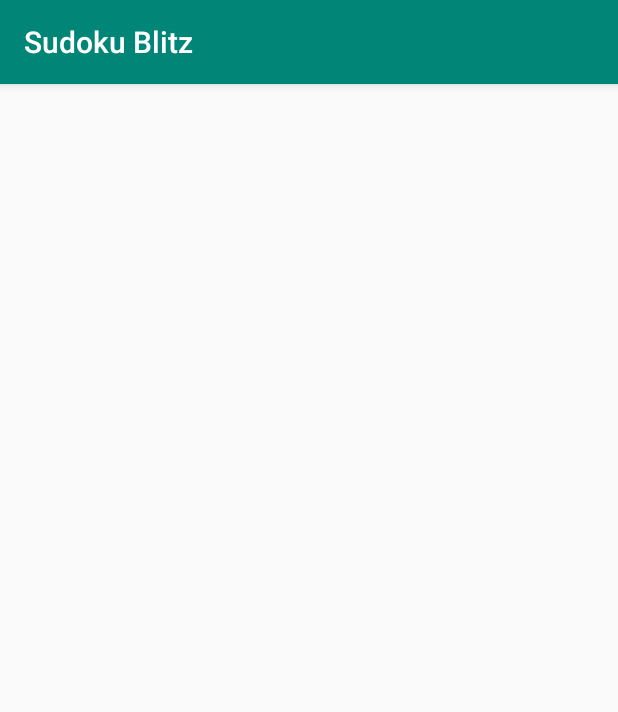
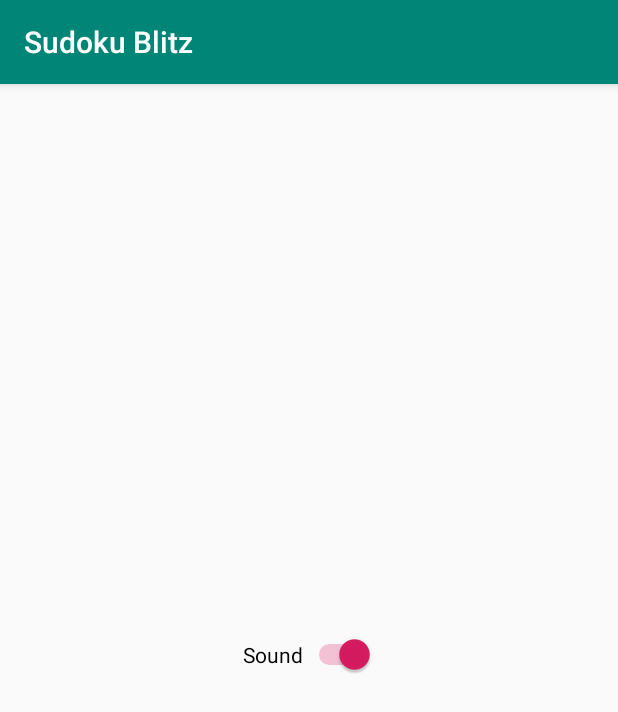
Before and after one commit to best-cat-hustlers/cs446-project, an Android app: the screen it shows after launch (MainSettingsActivity), after a tap on "SETTINGS", on a phone screen of 412 x 824 dp. Shown: the top 712 px of the screen. Run offline under Robolectric (Android 15) with nearby library versions, the phone set to English and light mode, and no system bars.

Commit message:
Add Sound Switch on Main Setting page. State is store in MainActivity for now.

```diff
--- a/app/src/main/java/com/bestCatHustlers/sukodublitz/GameSetupContract.java
+++ b/app/src/main/java/com/bestCatHustlers/sukodublitz/GameSetupContract.java
@@ -1,6 +1,6 @@
 package com.bestCatHustlers.sukodublitz;
 
-class GameSetupContract {
+interface GameSetupContract {
     interface View {
 
     }
--- a/app/src/main/java/com/bestCatHustlers/sukodublitz/MainActivity.java
+++ b/app/src/main/java/com/bestCatHustlers/sukodublitz/MainActivity.java
@@ -1,20 +1,21 @@
 package com.bestCatHustlers.sukodublitz;
 
-import android.content.Context;
 import android.content.Intent;
+import android.os.Bundle;
 import android.support.v7.app.AppCompatActivity;
-import android.os.Bundle;
 import android.view.View;
 
 public class MainActivity extends AppCompatActivity{
     MainActivityPresenter mainPresenter;
-
+    private static final int SOUND_ON_OFF = 0;
+    boolean Sound;
     @Override
     protected void onCreate(Bundle savedInstanceState) {
         super.onCreate(savedInstanceState);
 
         setContentView(R.layout.activity_main);
         mainPresenter = new MainActivityPresenter(this);
+        Sound = true;
     }
 
     public void clickSinglePlayer(View view) {
@@ -26,12 +27,19 @@ public class MainActivity extends AppCompatActivity{
     }
 
     public void clickSettings(View view) {
-        mainPresenter.goToMainSettings(view);
+        Intent intent = new Intent(this, MainSettingsActivity.class);
+        intent.putExtra("Sound", Sound);
+        startActivityForResult(intent, SOUND_ON_OFF);
     }
 
     @Override
     protected void onActivityResult(int requestCode, int resultCode, Intent data) {
         super.onActivityResult(requestCode, resultCode, data);
-        // Need to somehow store the data (difficulty)
+        // Need to somehow store the data (sound)
+        if (requestCode == 0) {
+            if (resultCode == RESULT_OK){
+                Sound = data.getExtras().getBoolean("Sound");
+            }
+        }
     }
 }
--- a/app/src/main/java/com/bestCatHustlers/sukodublitz/MainActivityPresenter.java
+++ b/app/src/main/java/com/bestCatHustlers/sukodublitz/MainActivityPresenter.java
@@ -6,9 +6,9 @@ import android.view.View;
 
 
 class MainActivityPresenter {
-    private static final int SOUND_ON_OFF = 0;
+
     private AppCompatActivity mainActivity;
-    public MainActivityPresenter(AppCompatActivity activity) {
+    MainActivityPresenter(AppCompatActivity activity) {
         mainActivity = activity;
     }
 
@@ -20,9 +20,4 @@ class MainActivityPresenter {
         Intent intent = new Intent(mainActivity, MultiplayerMenuActivity.class);
         mainActivity.startActivity(intent);
     }
-    protected void goToMainSettings(View view) {
-        Intent intent = new Intent(mainActivity, MainSettingsActivity.class);
-        mainActivity.startActivityForResult(intent, SOUND_ON_OFF);
-
-    }
 }
--- a/app/src/main/java/com/bestCatHustlers/sukodublitz/MainSettingsActivity.java
+++ b/app/src/main/java/com/bestCatHustlers/sukodublitz/MainSettingsActivity.java
@@ -2,23 +2,25 @@ package com.bestCatHustlers.sukodublitz;
 
 import android.app.Activity;
 import android.content.Intent;
+import android.os.Bundle;
 import android.support.v7.app.AppCompatActivity;
-import android.os.Bundle;
+import android.view.View;
+import android.widget.Switch;
 
 public class MainSettingsActivity extends AppCompatActivity implements MainSettingsContract.View {
     MainSettingsContract.Presenter presenter;
     @Override
     protected void onCreate(Bundle savedInstanceState) {
+        boolean Sound = getIntent().getExtras().getBoolean("Sound");
         super.onCreate(savedInstanceState);
-
         setContentView(R.layout.activity_main_settings);
-        presenter = new MainSettingsPresenter(this,new MainSettingsModel());
+        presenter = new MainSettingsPresenter(this,new MainSettingsModel(Sound));
+        Switch soundSwitch = findViewById(R.id.sound);
+        soundSwitch.setChecked(presenter.getSound());
     }
 
     @Override
     public void updateSound(boolean on) {
-        // Show sound
-
         // Back to parent activity
         Intent intent = new Intent();
         intent.putExtra("Sound", on);
@@ -34,4 +36,10 @@ public class MainSettingsActivity extends AppCompatActivity implements MainSetti
         presenter.viewDestroy();
         super.onDestroy();
     }
+
+    public void onCheck(View view) {
+        Switch soundSwitch = (Switch) view;
+        presenter.turnSound(soundSwitch.isChecked());
+
+    }
 }
--- a/app/src/main/java/com/bestCatHustlers/sukodublitz/MainSettingsModel.java
+++ b/app/src/main/java/com/bestCatHustlers/sukodublitz/MainSettingsModel.java
@@ -1,7 +1,12 @@
 package com.bestCatHustlers.sukodublitz;
 
 class MainSettingsModel implements MainSettingsContract.Model  {
-    private boolean sound = true;
+    private boolean sound;
+
+    MainSettingsModel(boolean sound) {
+        this.sound = sound;
+    }
+
     @Override
     public void setSound(boolean on) {
         sound = on;
--- a/app/src/main/res/layout/activity_main_settings.xml
+++ b/app/src/main/res/layout/activity_main_settings.xml
@@ -6,4 +6,17 @@
     android:layout_height="match_parent"
     tools:context=".MainSettingsActivity">
 
+    <Switch
+        android:id="@+id/sound"
+        android:layout_width="wrap_content"
+        android:layout_height="wrap_content"
+        android:layout_marginStart="8dp"
+        android:layout_marginEnd="8dp"
+        android:layout_marginBottom="8dp"
+        android:onClick="onCheck"
+        android:text="@string/SoundSwitch"
+        app:layout_constraintBottom_toBottomOf="parent"
+        app:layout_constraintEnd_toEndOf="parent"
+        app:layout_constraintStart_toStartOf="parent"
+        app:layout_constraintTop_toTopOf="parent" />
 </android.support.constraint.ConstraintLayout>
--- a/app/src/main/res/values/strings.xml
+++ b/app/src/main/res/values/strings.xml
@@ -9,4 +9,5 @@
     <string name="title_activity_multiplayer_menu">Multiplayer Menu</string>
     <string name="title_activity_join">Join</string>
     <string name="title_activity_lobby">Lobby</string>
+    <string name="SoundSwitch">Sound</string>
 </resources>
```
